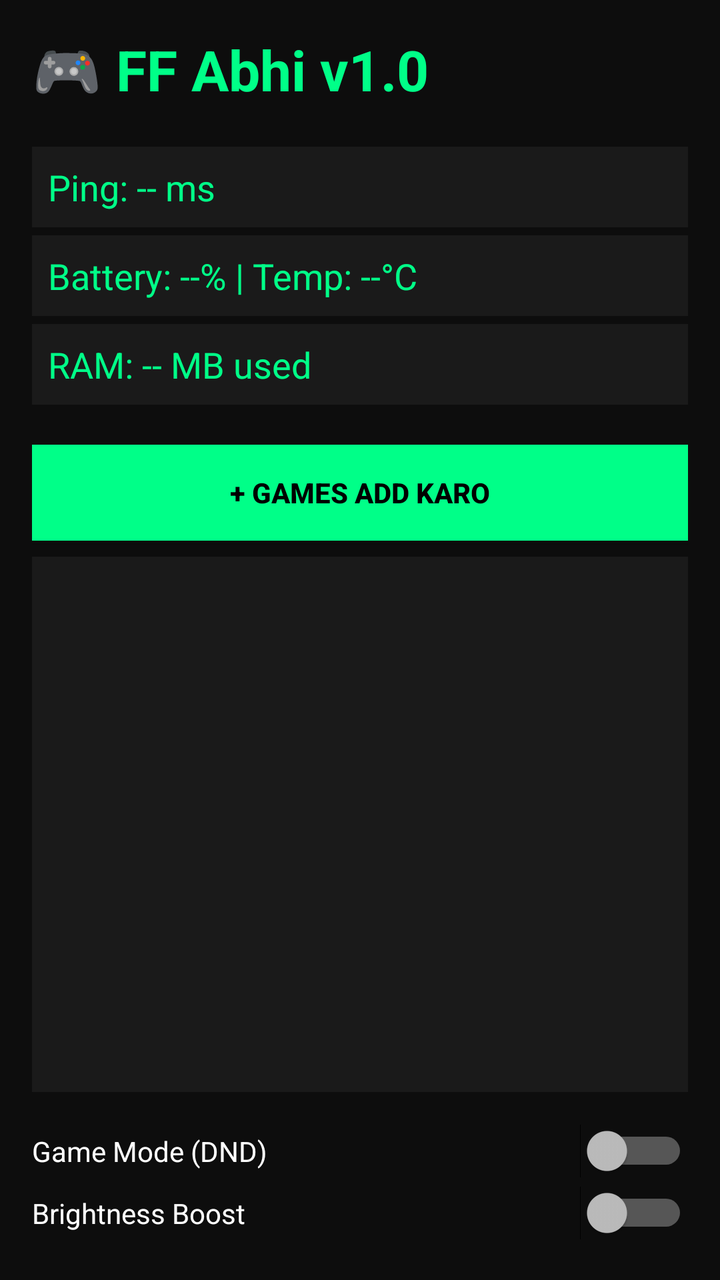
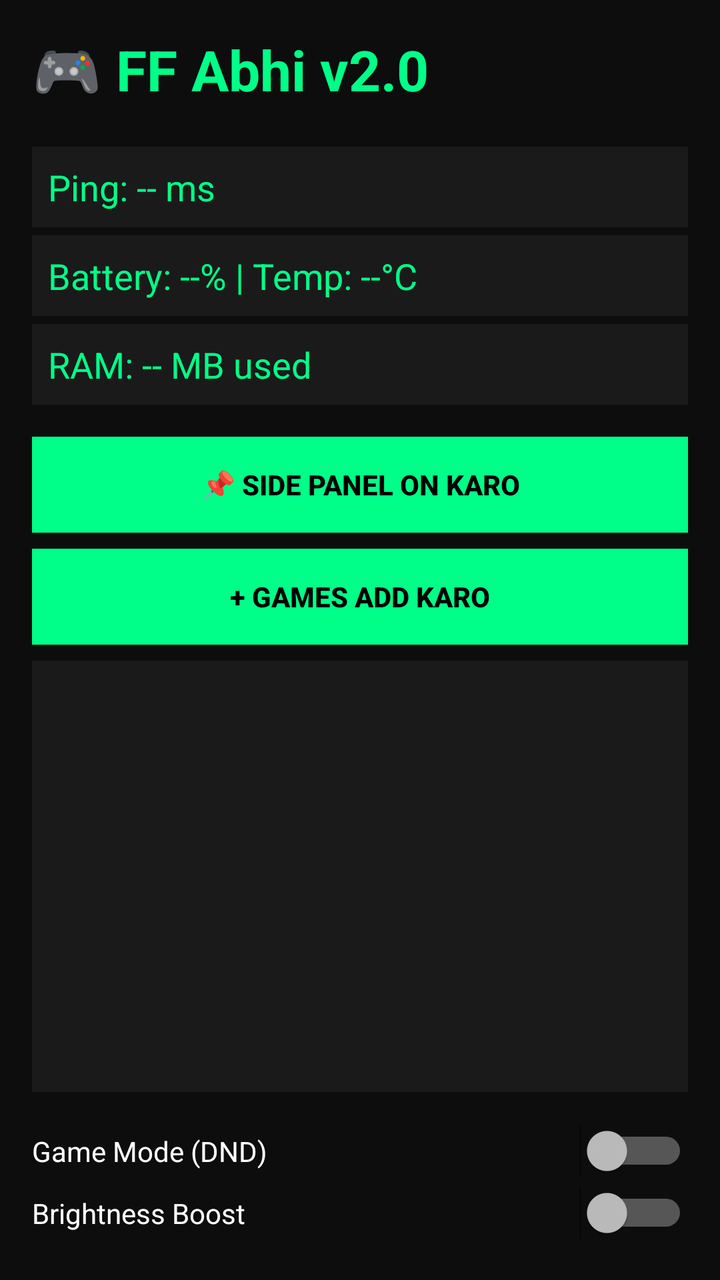

Screens rendered from an Android XML layout before and after an edit, with the pre-edit source and the edit as a unified diff.
<!-- AndroidManifest.xml: application theme AppTheme -->
<!-- res/layout/activity_main.xml -->
<?xml version="1.0" encoding="utf-8"?>
<LinearLayout xmlns:android="http://schemas.android.com/apk/res/android"
    android:layout_width="match_parent"
    android:layout_height="match_parent"
    android:orientation="vertical"
    android:background="#0D0D0D"
    android:padding="16dp">

    <TextView
        android:layout_width="wrap_content"
        android:layout_height="wrap_content"
        android:text="🎮 FF Abhi v1.0"
        android:textColor="#00FF88"
        android:textSize="28sp"
        android:textStyle="bold"
        android:layout_marginBottom="20dp"/>

    <TextView
        android:id="@+id/tvPing"
        android:layout_width="match_parent"
        android:layout_height="wrap_content"
        android:text="Ping: -- ms"
        android:textColor="#00FF88"
        android:textSize="18sp"
        android:padding="8dp"
        android:background="#1A1A1A"
        android:layout_marginBottom="4dp"/>

    <TextView
        android:id="@+id/tvBattery"
        android:layout_width="match_parent"
        android:layout_height="wrap_content"
        android:text="Battery: --% | Temp: --°C"
        android:textColor="#00FF88"
        android:textSize="18sp"
        android:padding="8dp"
        android:background="#1A1A1A"
        android:layout_marginBottom="4dp"/>

    <TextView
        android:id="@+id/tvRam"
        android:layout_width="match_parent"
        android:layout_height="wrap_content"
        android:text="RAM: -- MB used"
        android:textColor="#00FF88"
        android:textSize="18sp"
        android:padding="8dp"
        android:background="#1A1A1A"
        android:layout_marginBottom="20dp"/>

    <Button
        android:id="@+id/btnAddGame"
        android:layout_width="match_parent"
        android:layout_height="wrap_content"
        android:text="+ Games Add Karo"
        android:background="#00FF88"
        android:textColor="#000000"
        android:textStyle="bold"
        android:layout_marginBottom="8dp"/>

    <ListView
        android:id="@+id/listGames"
        android:layout_width="match_parent"
        android:layout_height="0dp"
        android:layout_weight="1"
        android:background="#1A1A1A"
        android:layout_marginBottom="16dp"/>

    <Switch
        android:id="@+id/swDnd"
        android:layout_width="match_parent"
        android:layout_height="wrap_content"
        android:text="Game Mode (DND)"
        android:textColor="#FFFFFF"
        android:layout_marginBottom="4dp"/>

    <Switch
        android:id="@+id/swBrightness"
        android:layout_width="match_parent"
        android:layout_height="wrap_content"
        android:text="Brightness Boost"
        android:textColor="#FFFFFF"
        android:layout_marginBottom="4dp"/>

</LinearLayout>
<!-- resources referenced by this layout -->
<resources>
  <style name="AppTheme" parent="android:Theme.Material.NoActionBar">
          <item name="android:colorPrimary">#00FF88</item>
          <item name="android:colorAccent">#00FF88</item>
          <item name="android:windowBackground">#0D0D0D</item>
          <item name="android:textColorPrimary">#FFFFFF</item>
      </style>
</resources>

<!-- the commit's change to res/layout/activity_main.xml (unified diff, before → after) -->
@@ -9,7 +9,7 @@
     <TextView
         android:layout_width="wrap_content"
         android:layout_height="wrap_content"
-        android:text="🎮 FF Abhi v1.0"
+        android:text="🎮 FF Abhi v2.0"
         android:textColor="#00FF88"
         android:textSize="28sp"
         android:textStyle="bold"
@@ -46,7 +46,17 @@
         android:textSize="18sp"
         android:padding="8dp"
         android:background="#1A1A1A"
-        android:layout_marginBottom="20dp"/>
+        android:layout_marginBottom="16dp"/>
+
+    <Button
+        android:id="@+id/btnSidePanel"
+        android:layout_width="match_parent"
+        android:layout_height="wrap_content"
+        android:text="📌 Side Panel ON Karo"
+        android:background="#00FF88"
+        android:textColor="#000000"
+        android:textStyle="bold"
+        android:layout_marginBottom="8dp"/>
 
     <Button
         android:id="@+id/btnAddGame"
